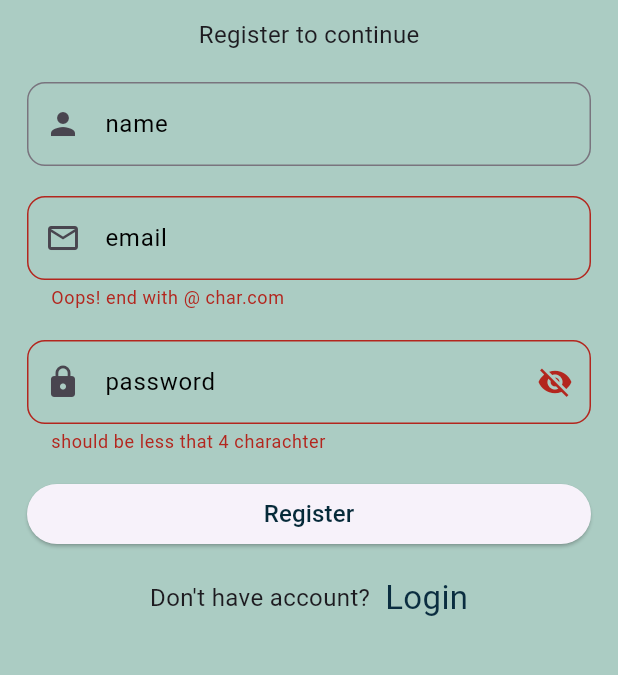
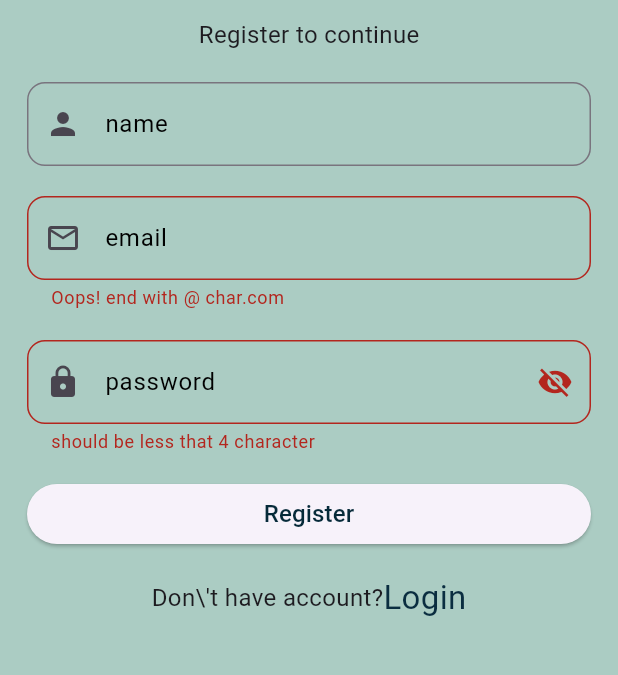
Before and after one commit to ayaosama14/movie_app, a Flutter app: the screen it shows after launch, after a tap on "Register", on a phone screen of 412 x 824 dp, the part 290-965 px from its top. Run offline on Flutter 3.47's test engine with Material 3 defaults, Android fonts, the light colour scheme and no system bars; our stand-ins replace cached_network_image, carousel_slider, dio, easy_localization, either_dart.

Commit message:
adding easy_localization package and used it in login,register view

```diff
--- a/asset/translation/ar.json
+++ /dev/null
@@ -1,3 +0,0 @@
-{"title": "المتحولون 1",
-  "overview": "تدور الأحداث في كوكب (سايبرترون)، موطن الأوتوبوت، وكيف يقود (أوبتيموس برايم) و(ميجاترون) جيوشًا من الآليين من أجل مواجهة قوى (ديسيبتيكون) الغاشمة، قبل أن تسيطر على العالم."
-}
--- a/asset/translation/en.json
+++ /dev/null
@@ -1,3 +0,0 @@
-{"title": "المتحولون 1",
-  "overview": "تدور الأحداث في كوكب (سايبرترون)، موطن الأوتوبوت، وكيف يقود (أوبتيموس برايم) و(ميجاترون) جيوشًا من الآليين من أجل مواجهة قوى (ديسيبتيكون) الغاشمة، قبل أن تسيطر على العالم."
-}
--- a/lib/core/featchers/auth_fetcher/presentation/views/login_view.dart
+++ b/lib/core/featchers/auth_fetcher/presentation/views/login_view.dart
@@ -1,4 +1,5 @@
 
+import 'package:easy_localization/easy_localization.dart';
 import 'package:flutter/material.dart';
 import 'package:movie/core/featchers/auth_fetcher/presentation/views/register_view.dart';
 
@@ -75,15 +76,15 @@ class _LoginViewState extends State<LoginView> {
 
 
               spacerH12,
-              const Center(
+               Center(
                 child: Text(
-                  'sign in to continue',
+                  "authentication.sign_in_to_continue".tr(),
                   style: AppStyle.thinTextStyle16,
                 ),
               ),
               spacerH20,
               CustomTextField(
-                hint: 'email',
+                hint: "authentication.email_hint".tr(),
                 prefixIcon: Icons.email_outlined,
                 myController: emailController,
                 onSaved: (String? value) {
@@ -92,17 +93,17 @@ class _LoginViewState extends State<LoginView> {
                 validator: (String? value) {
                   return (value != null && value.contains('@'))
                       ? null
-                      : 'Oops! end with @ char.com';
+                      : "authentication.error_@".tr();
                 },
               ),
               spacerH20,
               CustomTextField(
-                hint: 'password',
+                hint: "authentication.password_hint".tr(),
                 prefixIcon: Icons.lock,
                 myController: passwordController,
                 validator: (String? value) {
                   return (value!.isEmpty || value.length <= 4)
-                      ? 'should be less that 4 charachter'
+                      ? "authentication.should_be_less_that_4_character".tr()
                       : null;
                 },
                 isSecure: isSecured,
@@ -131,24 +132,25 @@ class _LoginViewState extends State<LoginView> {
 
                     // Navigator.pushNamed(context, DetailsMovieView.id);
                   },
-                  child: const Text(
-                    "sign in ",
+                  child:  Text(
+                    "authentication.sign_in".tr(),
                     style: AppStyle.thinColorTextStyle16,
                   ),
                 ),
               ),
               spacerH20,
               Row(mainAxisAlignment: MainAxisAlignment.center, children: [
-                const Text(
-                  'Don\'t have account? ',
+                 Text("authentication.do_not_have_account".tr(),
+
                   style: AppStyle.thinTextStyle16,
                 ),
                 InkWell(
                   onTap: () {
                     Navigator.pushNamed(context, RegisterView.id);
                   },
-                  child: const Text(
-                    ' Register',
+                  child:  Text(
+                    "authentication.register".tr(),
+
                     style: AppStyle.boldColorTextStyle22,
                   ),
                 ),
--- a/lib/core/featchers/auth_fetcher/presentation/views/register_view.dart
+++ b/lib/core/featchers/auth_fetcher/presentation/views/register_view.dart
@@ -1,4 +1,5 @@
 
+import 'package:easy_localization/easy_localization.dart';
 import 'package:flutter/material.dart';
 
 
@@ -74,17 +75,19 @@ class _RegisterViewState extends State<RegisterView> {
                 ),
               ),
               spacerH12,
-              const Center(
+               Center(
                 child: Text(
-                  "Register to continue",
+                  "authentication.register_to_continue".tr(),
+
                   style: AppStyle.thinTextStyle16,
                 ),
               ),
               spacerH20,
-              CustomTextField(hint: "name", prefixIcon: Icons.person),
+              CustomTextField(hint: "authentication.name_hint".tr(),
+               prefixIcon: Icons.person),
               spacerH20,
               CustomTextField(
-                hint: 'email',
+                hint: "authentication.email_hint".tr(),
                 prefixIcon: Icons.email_outlined,
                 myController: emailController,
                 onSaved: (String? value) {
@@ -93,17 +96,17 @@ class _RegisterViewState extends State<RegisterView> {
                 validator: (String? value) {
                   return (value != null && value.contains('@'))
                       ? null
-                      : 'Oops! end with @ char.com';
+                      : "authentication.error_@".tr();
                 },
               ),
               spacerH20,
               CustomTextField(
-                hint: 'password',
+                hint: "authentication.password_hint".tr(),
                 prefixIcon: Icons.lock,
                 myController: passwordController,
                 validator: (String? value) {
                   return (value!.isEmpty || value.length <= 4)
-                      ? 'should be less that 4 charachter'
+                      ?  "authentication.should_be_less_that_4_character".tr()
                       : null;
                 },
                 isSecure: isSecured,
@@ -130,24 +133,26 @@ class _RegisterViewState extends State<RegisterView> {
                   onPressed: () {
                     Navigator.pushNamed(context, HomeView.id);
                   },
-                  child: const Text(
-                    "Register",
+                  child:  Text(
+                    "authentication.register".tr(),
+
                     style: AppStyle.thinColorTextStyle16,
                   ),
                 ),
               ),
               spacerH20,
               Row(mainAxisAlignment: MainAxisAlignment.center, children: [
-                const Text(
-                  'Don\'t have account? ',
+                 Text(
+                  "authentication.do_not_have_account".tr(),
                   style: AppStyle.thinTextStyle16,
                 ),
                 InkWell(
                   onTap: () {
                     Navigator.pushNamed(context, LoginView.id);
                   },
-                  child: const Text(
-                    ' Login',
+                  child:  Text(
+                    "authentication.Login".tr(),
+
                     style: AppStyle.boldColorTextStyle22,
                   ),
                 ),
--- a/lib/main.dart
+++ b/lib/main.dart
@@ -5,8 +5,16 @@ import 'package:movie/movie_app.dart';
 Future<void> main() async {
   WidgetsFlutterBinding.ensureInitialized();
   await EasyLocalization.ensureInitialized();
-  runApp( EasyLocalization(
-      supportedLocales: const [Locale('en', 'US'), Locale('ar', 'SA')],
+  runApp(
+    EasyLocalization(
+      supportedLocales: const [
+        Locale('en', 'US'),
+        Locale('ar', 'SA')
+      ],
       path: 'asset/translation',
-      fallbackLocale: const Locale('en', 'US'),child:const MovieApp(),),);
+      // fallbackLocale: const Locale('en', 'US'),
+    startLocale:const Locale('en', 'US'),
+    child:const MovieApp(),
+    ),
+  );
 }
--- a/lib/movie_app.dart
+++ b/lib/movie_app.dart
@@ -6,7 +6,7 @@ import 'core/featchers/auth_fetcher/presentation/views/login_view.dart';
 import 'core/featchers/auth_fetcher/presentation/views/register_view.dart';
 import 'core/featchers/home_fetcher/presentation/views/details_view.dart';
 import 'core/featchers/home_fetcher/presentation/views/home_view.dart';
-import 'core/utils/app_localization.dart';
+
 
 class MovieApp extends StatelessWidget{
   const MovieApp({super.key});
--- a/pubspec.yaml
+++ b/pubspec.yaml
@@ -22,7 +22,7 @@ dependencies:
   carousel_slider: ^5.0.0
   cached_network_image: ^3.4.1
 
-  intl: ^0.19.0
+
   easy_localization: ^3.0.7
 dev_dependencies:
   flutter_test:
@@ -39,6 +39,8 @@ flutter:
     - asset/images/logo.jpg
     - asset/images/
     - asset/translation/
+    - asset/translation/ar_SA.json
+    - asset/translation/en_US.json
 
   # fonts:
   #   - family: Schyler
```
Also changed, not shown: asset/translation/ar_SA.json (added, +16 -0 lines), asset/translation/en_US.json (added, +16 -0 lines), pubspec.lock.
